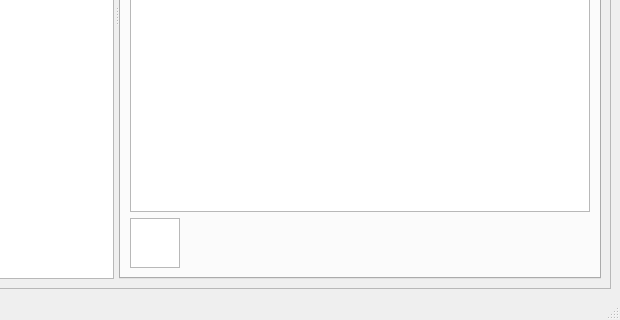
This is builder/MainWindow.ui in lambertlb/Pyqt5BattleMat as Qt 5 draws it before an edit; both pictures show x 212 to 832 and y 324 to 644 of the 832 by 644 pixel window. The edited form follows.
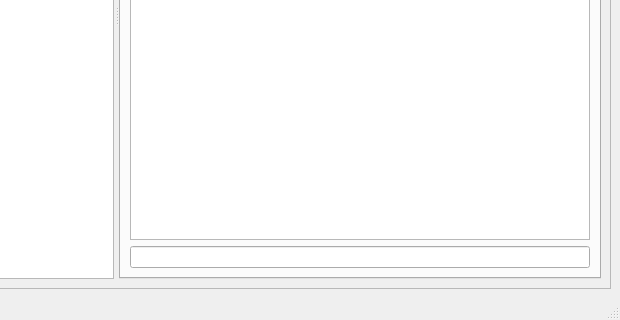
This is the edited form. The open tabs and pages were chosen to show the change.

The edit to the form file:
```diff
--- a/builder/MainWindow.ui
+++ b/builder/MainWindow.ui
@@ -161,12 +161,9 @@
              </widget>
             </item>
             <item>
-             <widget class="QGraphicsView" name="graphicsView">
-              <property name="maximumSize">
-               <size>
-                <width>50</width>
-                <height>50</height>
-               </size>
+             <widget class="QLineEdit" name="filePath">
+              <property name="readOnly">
+               <bool>false</bool>
               </property>
              </widget>
             </item>
```
Left out of the diff: 2 changed lines with no effect on the pictures.
